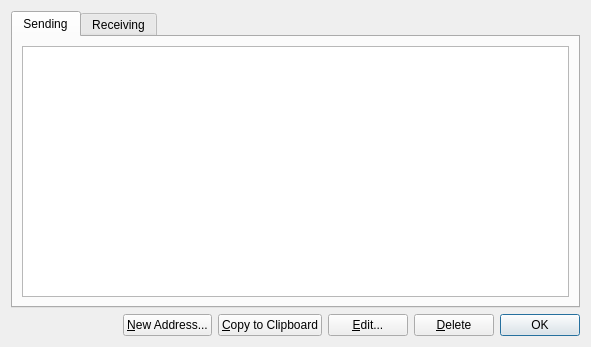
raffermeko/bitcoin, file src/qt/forms/addressbookdialog.ui: the form before one commit.
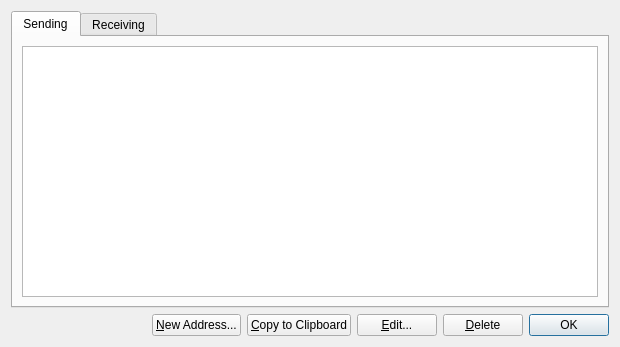
The form after the commit. Icons and pictures are not drawn.

Commit message: add icons to address book dialog buttons

What changed in the file:
```diff
--- a/src/qt/forms/addressbookdialog.ui
+++ b/src/qt/forms/addressbookdialog.ui
@@ -6,7 +6,7 @@
    <rect>
     <x>0</x>
     <y>0</y>
-    <width>591</width>
+    <width>620</width>
     <height>347</height>
    </rect>
   </property>
```
Left out of the diff: 20 changed lines with no effect on the pictures. The commit also changes 4 other files.
